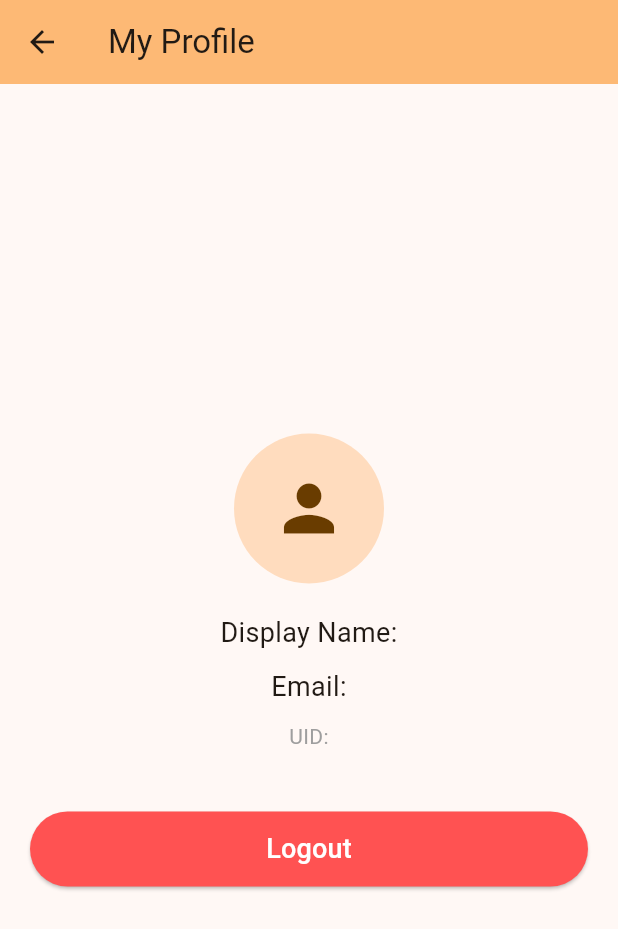
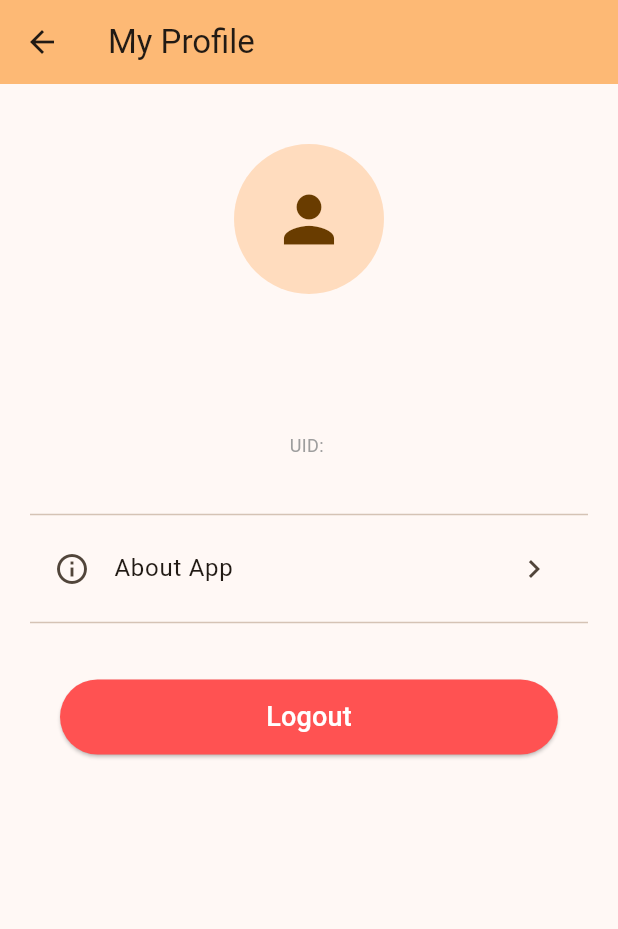
Before and after one commit to jerungpyro/foodtruck_finder, a Flutter app: the ProfileScreen screen opened directly, on a phone screen of 412 x 824 dp. Shown: the top 929 px of the screen. Run offline on Flutter 3.47's test engine with Material 3 defaults, Android fonts, the phone set to English and light mode, and no system bars; our stand-ins replace cloud_firestore, firebase_auth, firebase_core, geolocator, google_maps_flutter; accounts and stored records are empty.

Commit message:
feat: Implement Phase 8 - Add Auxiliary "About Us" Page
Adds an "About Us" screen to the application, providing users with information about the app's mission, features, development team, and useful links.

Key changes:
- Created `lib/screens/about_us_screen.dart` with a user-friendly layout.
- Incorporated app description, version, mission statement, and key features.
- Added sections for "Development Team" and "Useful Links" (e.g., GitHub project, issue reporting).
- Integrated the `url_launcher` package to enable opening external links.
- Added navigation to the `AboutUsScreen` from the `ProfileScreen`.
- Structured the content within a `ListView` for scrollability and used helper methods for consistent section and tile styling.

```diff
--- a/lib/screens/profile_screen.dart
+++ b/lib/screens/profile_screen.dart
@@ -1,13 +1,13 @@
 import 'package:flutter/material.dart';
 import 'package:firebase_auth/firebase_auth.dart';
-import '../services/auth_service.dart'; // Uses the singleton AuthService
+import '../services/auth_service.dart';
+import 'about_us_screen.dart'; // Import the AboutUsScreen
 
 class ProfileScreen extends StatelessWidget {
   const ProfileScreen({super.key});
 
   @override
   Widget build(BuildContext context) {
-    // Get the singleton instance of AuthService
     final AuthService authService = AuthService();
     final User? currentUser = authService.getCurrentUser();
 
@@ -16,13 +16,10 @@ class ProfileScreen extends StatelessWidget {
         title: const Text('My Profile'),
         backgroundColor: Theme.of(context).colorScheme.inversePrimary,
       ),
-      body: Center(
-        child: Padding(
+      body: ListView( // Changed to ListView to accommodate more items
         padding: const EdgeInsets.all(20.0),
-          child: Column(
-            mainAxisAlignment: MainAxisAlignment.center,
-            crossAxisAlignment: CrossAxisAlignment.stretch,
         children: <Widget>[
+          const SizedBox(height: 20),
           CircleAvatar(
             radius: 50,
             backgroundColor: Theme.of(context).colorScheme.primaryContainer,
@@ -33,25 +30,55 @@ class ProfileScreen extends StatelessWidget {
             ),
           ),
           const SizedBox(height: 20),
-              Text(
-                'Display Name: ${currentUser?.displayName ?? 'Not set'}',
-                style: const TextStyle(fontSize: 18),
-                textAlign: TextAlign.center,
+          Center(
+            child: Text(
+              currentUser?.displayName ?? 'Not set',
+              style: Theme.of(context).textTheme.headlineSmall,
             ),
-              const SizedBox(height: 10),
-              Text(
-                'Email: ${currentUser?.email ?? 'Not available'}',
-                style: const TextStyle(fontSize: 18),
-                textAlign: TextAlign.center,
           ),
-              const SizedBox(height: 10),
-              Text(
+          const SizedBox(height: 8),
+          Center(
+            child: Text(
+              currentUser?.email ?? 'Not available',
+              style: Theme.of(context).textTheme.titleMedium?.copyWith(color: Colors.grey[700]),
+            ),
+          ),
+          const SizedBox(height: 8),
+          Center(
+            child: Text(
               'UID: ${currentUser?.uid ?? 'Not available'}',
-                style: const TextStyle(fontSize: 14, color: Colors.grey),
-                textAlign: TextAlign.center,
+              style: const TextStyle(fontSize: 12, color: Colors.grey),
             ),
-              const SizedBox(height: 40),
-              ElevatedButton(
+          ),
+          const SizedBox(height: 30),
+          const Divider(),
+          ListTile(
+            leading: const Icon(Icons.info_outline),
+            title: const Text('About App'),
+            trailing: const Icon(Icons.chevron_right),
+            onTap: () {
+              Navigator.push(
+                context,
+                MaterialPageRoute(builder: (context) => const AboutUsScreen()),
+              );
+            },
+          ),
+          // You can add more ListTiles here for other options like:
+          // ListTile(
+          //   leading: const Icon(Icons.settings_outlined),
+          //   title: const Text('Settings'),
+          //   onTap: () { /* Navigate to SettingsScreen */ },
+          // ),
+          // ListTile(
+          //   leading: const Icon(Icons.help_outline),
+          //   title: const Text('Help & FAQ'),
+          //   onTap: () { /* Navigate to HelpScreen */ },
+          // ),
+          const Divider(),
+          const SizedBox(height: 30),
+          Padding( // Added padding for the logout button to make it distinct
+            padding: const EdgeInsets.symmetric(horizontal: 20.0),
+            child: ElevatedButton(
               style: ElevatedButton.styleFrom(
                 backgroundColor: Colors.redAccent,
                 foregroundColor: Colors.white,
@@ -66,9 +93,9 @@ class ProfileScreen extends StatelessWidget {
               },
               child: const Text('Logout', style: TextStyle(fontSize: 18)),
             ),
+          ),
+          const SizedBox(height: 20), // Spacer at the bottom
         ],
-          ),
-        ),
       ),
     );
   }
--- a/pubspec.yaml
+++ b/pubspec.yaml
@@ -35,6 +35,7 @@ dependencies:
   geolocator: ^14.0.1
   cloud_firestore: ^5.6.9
   firebase_auth: ^5.6.0
+  url_launcher: ^6.3.1
 
   # The following adds the Cupertino Icons font to your application.
   # Use with the CupertinoIcons class for iOS style icons.
```
Also changed, not shown: lib/screens/about_us_screen.dart (added, +153 -0 lines), pubspec.lock, 6 other files. Lines whose indentation alone changed are shown as unchanged.
